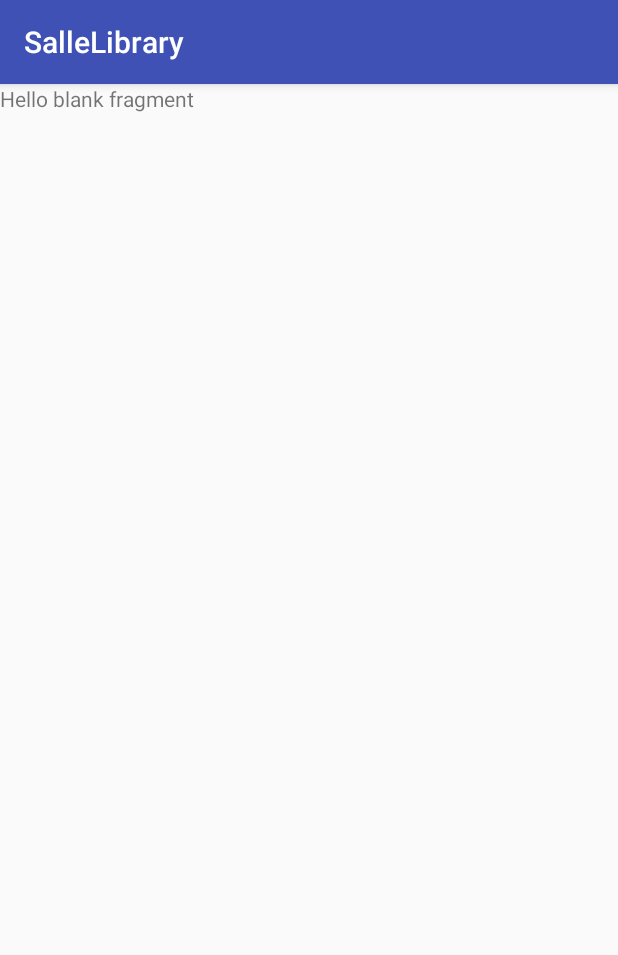
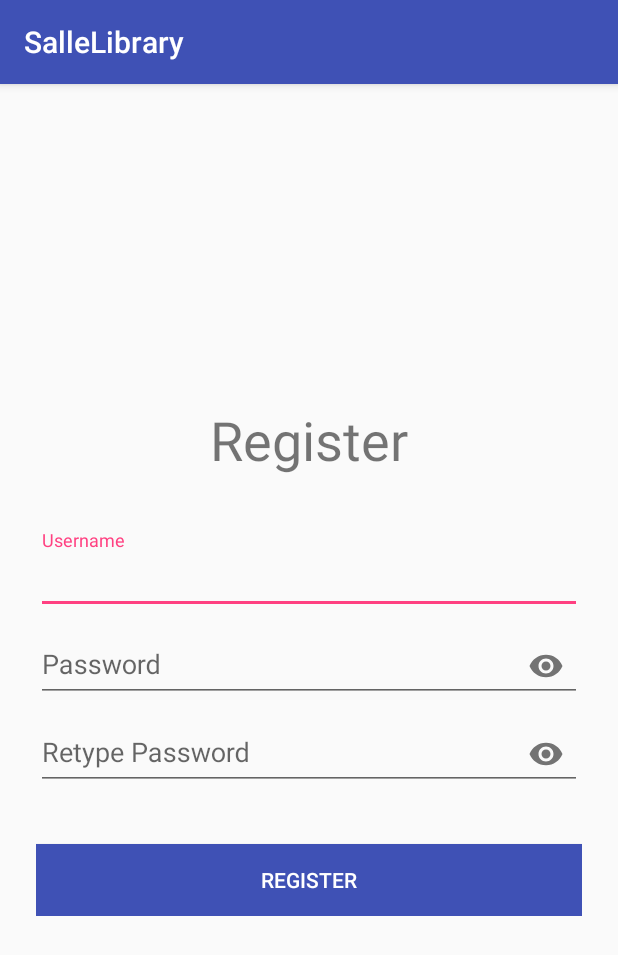
Before and after one commit to dementedapple5/SalleLibrary, an Android app: the fragment RegisterFragment shown on its own in the app's theme, on a phone screen of 412 x 824 dp. Shown: the top 955 px of the screen. Run offline under Robolectric (Android 15) with nearby library versions, the phone set to English and light mode, and no system bars.

Commit message:
Layout for register fragment implemented, TODO functionality

```diff
--- a/app/src/main/res/layout/fragment_register.xml
+++ b/app/src/main/res/layout/fragment_register.xml
@@ -1,13 +1,80 @@
-<FrameLayout xmlns:android="http://schemas.android.com/apk/res/android"
+<ScrollView xmlns:android="http://schemas.android.com/apk/res/android"
     xmlns:tools="http://schemas.android.com/tools"
     android:layout_width="match_parent"
     android:layout_height="match_parent"
+    xmlns:app="http://schemas.android.com/apk/res-auto"
+    android:paddingLeft="24dp"
+    android:paddingRight="24dp"
     tools:context="com.example.dementedapple5.sallelibrary.userauth.RegisterFragment">
 
-    <!-- TODO: Update blank fragment layout -->
-    <TextView
+    <LinearLayout
         android:layout_width="match_parent"
         android:layout_height="match_parent"
-        android:text="@string/hello_blank_fragment" />
+        android:layout_gravity="center_vertical"
+        android:orientation="vertical">
 
-</FrameLayout>
+        <TextView
+            android:layout_width="match_parent"
+            android:layout_height="wrap_content"
+            android:textSize="36sp"
+            android:text="@string/register"
+            android:textAlignment="center"
+            android:layout_marginBottom="36dp"/>
+
+        <android.support.design.widget.TextInputLayout
+            android:layout_width="match_parent"
+            android:layout_height="wrap_content"
+            app:hintEnabled="true">
+
+            <EditText
+                android:id="@+id/mRegUsername"
+                android:layout_width="match_parent"
+                android:layout_height="wrap_content"
+                android:hint="@string/username"/>
+
+        </android.support.design.widget.TextInputLayout>
+
+        <android.support.design.widget.TextInputLayout
+            android:layout_width="match_parent"
+            android:layout_height="wrap_content"
+            app:hintEnabled="true"
+            app:passwordToggleEnabled="true">
+
+            <EditText
+                android:id="@+id/mRegPassword"
+                android:inputType="textPassword"
+                android:layout_width="match_parent"
+                android:layout_height="wrap_content"
+                android:hint="@string/password"/>
+
+        </android.support.design.widget.TextInputLayout>
+
+        <android.support.design.widget.TextInputLayout
+            android:layout_width="match_parent"
+            android:layout_height="wrap_content"
+            app:hintEnabled="true"
+            app:passwordToggleEnabled="true">
+
+            <EditText
+                android:id="@+id/mRegPasswordRep"
+                android:inputType="textPassword"
+                android:layout_width="match_parent"
+                android:layout_height="wrap_content"
+                android:hint="@string/retype_password"/>
+
+        </android.support.design.widget.TextInputLayout>
+
+        <Button
+            android:id="@+id/mBtnReg"
+            android:layout_width="match_parent"
+            android:layout_height="wrap_content"
+            android:layout_gravity="end"
+            android:text="@string/register"
+            android:layout_marginTop="36dp"
+            android:background="@color/colorPrimary"
+            android:textColor="#FFFFFF"/>
+
+    </LinearLayout>
+
+
+</ScrollView>
--- a/app/src/main/res/values/strings.xml
+++ b/app/src/main/res/values/strings.xml
@@ -3,4 +3,8 @@
 
     <!-- TODO: Remove or change this placeholder text -->
     <string name="hello_blank_fragment">Hello blank fragment</string>
+    <string name="username">Username</string>
+    <string name="password">Password</string>
+    <string name="retype_password">Retype Password</string>
+    <string name="register">Register</string>
 </resources>
```
